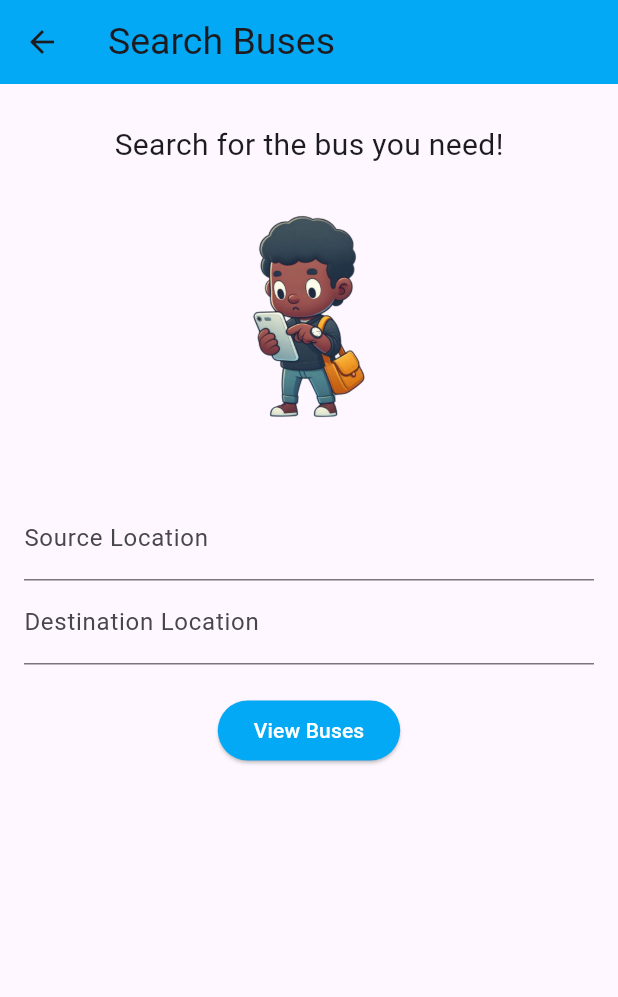
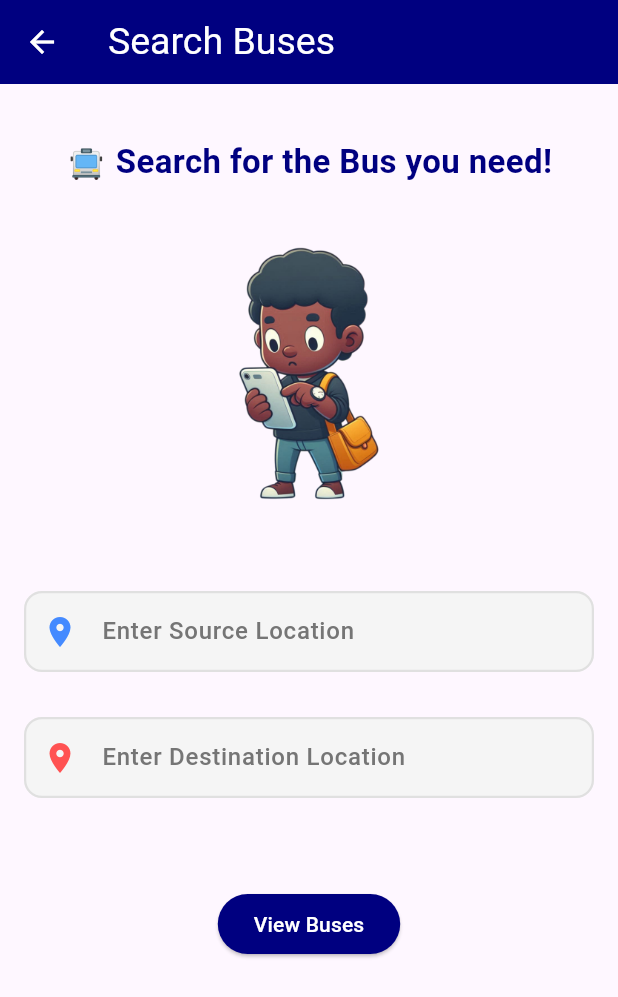
Before and after one commit to DahamAdikari/Bus-Tracking-App-, a Flutter app: the SearchBusPage screen opened directly, on a phone screen of 412 x 824 dp. Shown: the top 997 px of the screen. Run offline on Flutter 3.47's test engine with Material 3 defaults, Android fonts, the phone set to English and light mode, and no system bars; our stand-ins replace cloud_firestore, firebase_auth, firebase_core, flutter_otp_text_field, get, google_maps_flutter and 3 more; missing offline and left inert: flutter_polyline_points; accounts and stored records are empty.

Commit message:
Decorate Search Bus

```diff
--- a/lib/pages/passenger/searchpage_passenger.dart
+++ b/lib/pages/passenger/searchpage_passenger.dart
@@ -1,5 +1,6 @@
 import 'package:flutter/material.dart';
 import 'package:cloud_firestore/cloud_firestore.dart';
+import 'package:test_4/auth/constants/colors.dart';
 import 'package:test_4/pages/passenger/buslist_passenger.dart';
 
 class SearchBusPage extends StatefulWidget {
@@ -62,9 +63,10 @@ class _SearchBusPageState extends State<SearchBusPage> {
       appBar: AppBar(
         title: Text(
           'Search Buses',
-          style: const TextStyle(fontSize: 25.0),
+          style: const TextStyle(fontSize: 25.0,color:Colors.white),
         ),
-        backgroundColor: Colors.lightBlue,
+        backgroundColor:tPrimaryColor,
+        iconTheme: IconThemeData(color: Colors.white),
       ),
       body: SingleChildScrollView(
         padding: const EdgeInsets.all(16.0),
@@ -72,24 +74,81 @@ class _SearchBusPageState extends State<SearchBusPage> {
           key: _formKey,
           child: Column(
             children: [
-              SizedBox(height: 10),
+              SizedBox(height: 20),
               Text(
-                "Search for the bus you need!",
-                style: const TextStyle(fontSize: 20),
+                "🚍 Search for the Bus you need!",
+                style: const TextStyle(
+                  fontSize: 22, // Slightly larger font size
+                  fontWeight: FontWeight.bold, // Bold text for emphasis
+                  color:tPrimaryColor, // Attractive color for better visibility
+                ),
+                textAlign: TextAlign.center, // Center the text for a balanced look
               ),
+
               Center(
                 child: Image.asset(
                   'assets/images/search_bus.png',
-                  height: 200, // Adjust the height to prevent overflow
+                  height: 250, // Adjust the height to prevent overflow
                   fit: BoxFit.cover,
                 ),
               ),
               SizedBox(height: 20),
 
               // Source Location TextFormField with autocomplete dropdown
+              // TextFormField(
+              //   controller: sourceController, // Connect controller
+              //   decoration: InputDecoration(labelText: 'Source Location'),
+              //   onChanged: (value) {
+              //     if (value.isNotEmpty) {
+              //       fetchLocations(value, true); // Fetch source locations
+              //     }
+              //   },
+              //   onSaved: (value) {
+              //     sourceLocation = value;
+              //   },
+              //   validator: (value) {
+              //     if (value == null || value.isEmpty) {
+              //       return 'Please enter a valid source location';
+              //     }
+              //     return null;
+              //   },
+              // ),
+
               TextFormField(
                 controller: sourceController, // Connect controller
-                decoration: InputDecoration(labelText: 'Source Location'),
+                decoration: InputDecoration(
+                  labelText: 'Enter Source Location',
+                  labelStyle: TextStyle(
+                    fontSize: 16,
+                    color: Colors.grey[600], // Subtle label color for better readability
+                    fontWeight: FontWeight.w500,
+                  ),
+                  hintText: 'Search for a location...', // Add hint for better UX
+                  hintStyle: TextStyle(
+                    color: Colors.grey[400], // Subtle hint color
+                  ),
+                  prefixIcon: Icon(
+                    Icons.location_on, // Location icon for better context
+                    color: Colors.blueAccent, // Accent color for the icon
+                  ),
+                  filled: true, // Filled background for better focus
+                  fillColor: Colors.grey[100], // Light background color
+                  border: OutlineInputBorder(
+                    borderRadius: BorderRadius.circular(12), // Rounded borders for a modern look
+                    borderSide: BorderSide.none, // Remove default border
+                  ),
+                  enabledBorder: OutlineInputBorder(
+                    borderRadius: BorderRadius.circular(12),
+                    borderSide: BorderSide(color: Colors.grey.shade300, width: 1.5), // Subtle border when not focused
+                  ),
+                  focusedBorder: OutlineInputBorder(
+                    borderRadius: BorderRadius.circular(12),
+                    borderSide: BorderSide(color: Colors.blueAccent, width: 2), // Bold blue border on focus
+                  ),
+                  contentPadding: EdgeInsets.symmetric(vertical: 15, horizontal: 20), // Comfortable padding
+                ),
+                style: TextStyle(fontSize: 16, color: Colors.black87), // Make text more readable
+                cursorColor: Colors.blueAccent, // Color of the blinking cursor
                 onChanged: (value) {
                   if (value.isNotEmpty) {
                     fetchLocations(value, true); // Fetch source locations
@@ -105,6 +164,7 @@ class _SearchBusPageState extends State<SearchBusPage> {
                   return null;
                 },
               ),
+
               if (sourceSuggestions.isNotEmpty)
                 Container(
                   height: 100,
@@ -125,11 +185,62 @@ class _SearchBusPageState extends State<SearchBusPage> {
                     },
                   ),
                 ),
+              SizedBox(height: 30,),
+              // Destination Location TextFormField with autocomplete dropdown
+              // TextFormField(
+              //   controller: destinationController, // Connect controller
+              //   decoration: InputDecoration(labelText: 'Destination Location'),
+              //   onChanged: (value) {
+              //     if (value.isNotEmpty) {
+              //       fetchLocations(value, false); // Fetch destination locations
+              //     }
+              //   },
+              //   onSaved: (value) {
+              //     destinationLocation = value;
+              //   },
+              //   validator: (value) {
+              //     if (value == null || value.isEmpty) {
+              //       return 'Please enter a valid destination location';
+              //     }
+              //     return null;
+              //   },
+              // ),
 
-              // Destination Location TextFormField with autocomplete dropdown
               TextFormField(
                 controller: destinationController, // Connect controller
-                decoration: InputDecoration(labelText: 'Destination Location'),
+                decoration: InputDecoration(
+                  labelText: 'Enter Destination Location',
+                  labelStyle: TextStyle(
+                    fontSize: 16,
+                    color: Colors.grey[600], // Subtle label color for better readability
+                    fontWeight: FontWeight.w500,
+                  ),
+                  hintText: 'Search for a location...', // Add hint for better UX
+                  hintStyle: TextStyle(
+                    color: Colors.grey[400], // Subtle hint color
+                  ),
+                  prefixIcon: Icon(
+                    Icons.location_on, // Location icon for better context
+                    color: Colors.redAccent, // Accent color for the icon (different from source)
+                  ),
+                  filled: true, // Filled background for better focus
+                  fillColor: Colors.grey[100], // Light background color
+                  border: OutlineInputBorder(
+                    borderRadius: BorderRadius.circular(12), // Rounded borders for a modern look
+                    borderSide: BorderSide.none, // Remove default border
+                  ),
+                  enabledBorder: OutlineInputBorder(
+                    borderRadius: BorderRadius.circular(12),
+                    borderSide: BorderSide(color: Colors.grey.shade300, width: 1.5), // Subtle border when not focused
+                  ),
+                  focusedBorder: OutlineInputBorder(
+                    borderRadius: BorderRadius.circular(12),
+                    borderSide: BorderSide(color: Colors.redAccent, width: 2), // Bold red border on focus (different from source)
+                  ),
+                  contentPadding: EdgeInsets.symmetric(vertical: 15, horizontal: 20), // Comfortable padding
+                ),
+                style: TextStyle(fontSize: 16, color: Colors.black87), // Make text more readable
+                cursorColor: Colors.redAccent, // Color of the blinking cursor (matches focused border)
                 onChanged: (value) {
                   if (value.isNotEmpty) {
                     fetchLocations(value, false); // Fetch destination locations
@@ -166,8 +277,7 @@ class _SearchBusPageState extends State<SearchBusPage> {
                     },
                   ),
                 ),
-
-              SizedBox(height: 20),
+              SizedBox(height: 60),
               ElevatedButton(
                 onPressed: () {
                   if (_formKey.currentState!.validate()) {
@@ -186,7 +296,7 @@ class _SearchBusPageState extends State<SearchBusPage> {
                 },
                 style: ElevatedButton.styleFrom(
                   foregroundColor: Colors.white,
-                  backgroundColor: const Color(0xFF03A9F4),
+                  backgroundColor: tPrimaryColor,
                 ),
                 child: Text('View Buses'),
               ),
```
